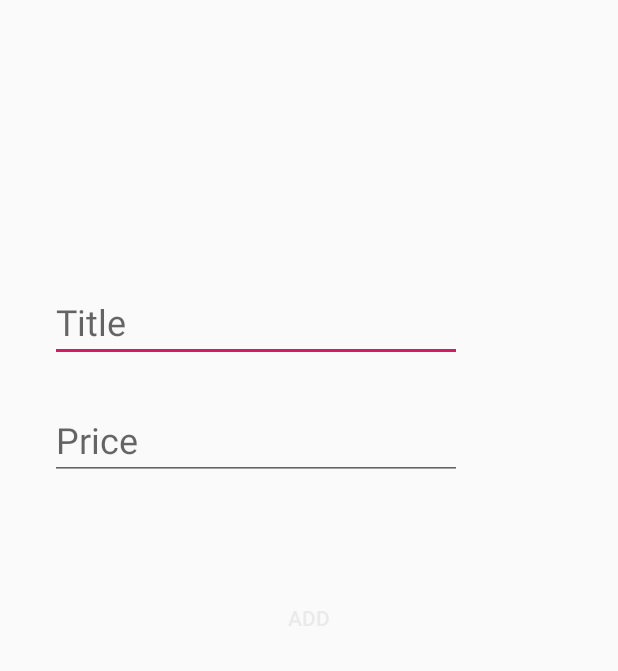
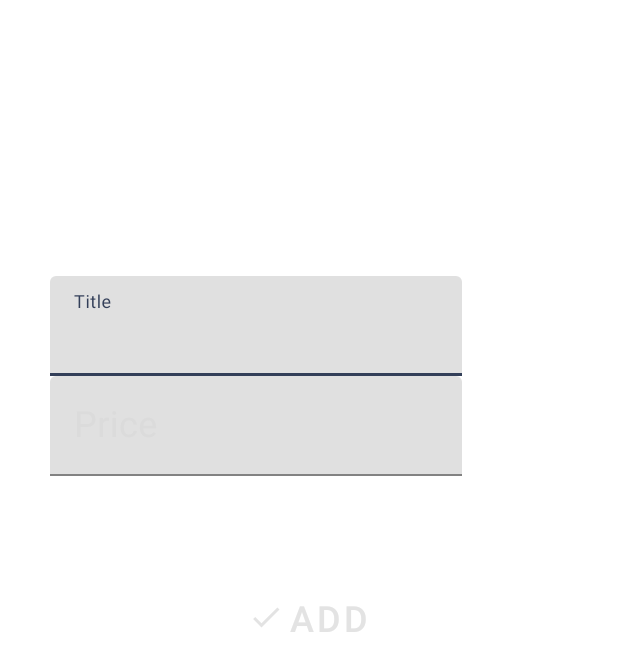
Before and after one commit to mitjukow/HelloWorld, an Android app: the AddItemActivity screen opened directly, with no data from a screen before it, on a phone screen of 412 x 824 dp. Shown: the top 671 px of the screen. Run offline under Robolectric (Android 15) with nearby library versions, the phone set to English and light mode, and no system bars.

Commit message:
Homework Material Design

```diff
--- a/app/build.gradle
+++ b/app/build.gradle
@@ -28,6 +28,6 @@ dependencies {
     implementation 'com.android.support:recyclerview-v7:28.0.0'
     implementation 'com.android.support:design:28.0.0'
     implementation 'com.squareup.okhttp3:logging-interceptor:4.0.0'
-    implementation 'com.squareup.retrofit2:retrofit:2.5.0'
+    implementation 'com.squareup.retrofit2:retrofit:2.6.0'
     implementation 'com.squareup.retrofit2:converter-gson:2.5.0'
 }
--- a/app/src/main/AndroidManifest.xml
+++ b/app/src/main/AndroidManifest.xml
@@ -27,7 +27,8 @@
             android:theme="@style/NoActionBarTheme"/>
         <activity
             android:name=".BudgetActivity"
-            android:label="@string/budgetTitle"/>
+            android:label="@string/budgetTitle"
+            android:theme="@style/NoActionBarTheme"/>
 
     </application>
 
--- a/app/src/main/java/com/mityukovalexander/helloworld/AddItemActivity.java
+++ b/app/src/main/java/com/mityukovalexander/helloworld/AddItemActivity.java
@@ -71,11 +71,7 @@ public class AddItemActivity extends AppCompatActivity {
     }
 
     private void changeTextColorButton(){
-        if (!TextUtils.isEmpty(title) && !TextUtils.isEmpty(price)) {
-            addButton.setTextColor(ContextCompat.getColor(this, R.color.addButtonTextColor));
-        } else {
-            addButton.setTextColor(ContextCompat.getColor(this, R.color.addButtonColorInactive));
-        }
+        addButton.setEnabled(!TextUtils.isEmpty(title) && !TextUtils.isEmpty(price));
     }
 
 }
--- /dev/null
+++ b/app/src/main/res/color/add_button_color.xml
@@ -0,0 +1,6 @@
+<?xml version="1.0" encoding="utf-8"?>
+<selector xmlns:android="http://schemas.android.com/apk/res/android">
+    <item android:color="@color/addButtonTextColor" android:state_enabled="true" />
+    <item android:color="@color/addButtonTextColor_disabled" android:state_enabled="false"></item>
+
+</selector>
--- /dev/null
+++ b/app/src/main/res/drawable/ic_add_white_24dp.xml
@@ -0,0 +1,5 @@
+<vector android:height="24dp" android:tint="#FFFFFF"
+    android:viewportHeight="24.0" android:viewportWidth="24.0"
+    android:width="24dp" xmlns:android="http://schemas.android.com/apk/res/android">
+    <path android:fillColor="#FF000000" android:pathData="M19,13h-6v6h-2v-6H5v-2h6V5h2v6h6v2z"/>
+</vector>
--- /dev/null
+++ b/app/src/main/res/drawable/ic_check_gray_24dp.xml
@@ -0,0 +1,5 @@
+<vector android:height="24dp" android:tint="#e3e3e3"
+    android:viewportHeight="24.0" android:viewportWidth="24.0"
+    android:width="24dp" xmlns:android="http://schemas.android.com/apk/res/android">
+    <path android:fillColor="#FF000000" android:pathData="M9,16.17L4.83,12l-1.42,1.41L9,19 21,7l-1.41,-1.41z"/>
+</vector>
--- /dev/null
+++ b/app/src/main/res/drawable/ic_check_green_24dp.xml
@@ -0,0 +1,5 @@
+<vector android:height="24dp" android:tint="#7ED321"
+    android:viewportHeight="24.0" android:viewportWidth="24.0"
+    android:width="24dp" xmlns:android="http://schemas.android.com/apk/res/android">
+    <path android:fillColor="#FF000000" android:pathData="M9,16.17L4.83,12l-1.42,1.41L9,19 21,7l-1.41,-1.41z"/>
+</vector>
--- a/app/src/main/res/layout/activity_additem.xml
+++ b/app/src/main/res/layout/activity_additem.xml
@@ -1,9 +1,9 @@
 <?xml version="1.0" encoding="utf-8"?>
-<RelativeLayout
-            xmlns:android="http://schemas.android.com/apk/res/android"
-            android:layout_width="match_parent"
-            android:layout_height="match_parent"
-            android:orientation="vertical">
+<RelativeLayout xmlns:android="http://schemas.android.com/apk/res/android"
+    xmlns:app="http://schemas.android.com/apk/res-auto"
+    android:layout_width="match_parent"
+    android:layout_height="match_parent"
+    android:orientation="vertical">
 
     <LinearLayout
         android:layout_width="match_parent"
@@ -15,31 +15,37 @@
         android:paddingEnd="@dimen/itemEnd"
         >
 
-
-        <EditText
-            android:id="@+id/titleText"
+        <android.support.design.widget.TextInputLayout
             android:layout_width="match_parent"
             android:layout_height="wrap_content"
             android:hint="@string/titleHint"
-            android:inputType="text"
-            android:textSize="@dimen/titleTextSize"
-            android:textColor="@color/titleTextColor"
-            />
+            android:textColorHint="@color/colorAccentGray">
+            <android.support.design.widget.TextInputEditText
+                android:id="@+id/titleText"
+                android:layout_width="match_parent"
+                android:layout_height="wrap_content"
+                android:textSize="24sp"
+                android:inputType="text"
+                android:textColor="@color/titleTextColor"/>
+        </android.support.design.widget.TextInputLayout>
 
-        <EditText
-            android:id="@+id/priceText"
+        <android.support.design.widget.TextInputLayout
             android:layout_width="match_parent"
             android:layout_height="wrap_content"
             android:hint="@string/priceHint"
-            android:inputType="number"
-            android:textSize="@dimen/priceTextSize"
-            android:layout_marginTop="@dimen/marginTop"
-            android:textColor="@color/titleTextColor"
-            />
+            android:textColorHint="@color/colorAccentGray">
+            <android.support.design.widget.TextInputEditText
+                android:id="@+id/priceText"
+                android:layout_width="match_parent"
+                android:layout_height="wrap_content"
+                android:textSize="24sp"
+                android:inputType="number"
+                android:textColor="@color/titleTextColor"/>
+        </android.support.design.widget.TextInputLayout>
 
     </LinearLayout>
 
-        <Button
+        <android.support.design.button.MaterialButton
             android:id="@+id/addButton"
             android:layout_width="wrap_content"
             android:layout_height="wrap_content"
@@ -47,8 +53,13 @@
             android:layout_centerVertical="true"
             android:background="@null"
             android:gravity="center"
-            android:textColor="@color/addButtonColorInactive"
             android:text="@string/addButtonText"
+            android:textSize="24sp"
+            android:enabled="false"
+            android:textColor="@color/add_button_color"
+            app:icon="@drawable/ic_check_green_24dp"
+            app:iconTint="@color/add_button_color"
+            style="@style/Widget.MaterialComponents.Button.TextButton"
             />
 
 </RelativeLayout>
--- a/app/src/main/res/values/colors.xml
+++ b/app/src/main/res/values/colors.xml
@@ -11,4 +11,6 @@
     <color name="dividerColor">#efefef</color>
     <color name="tabIndicatorColor">#D81B60</color>
     <color name="incomePriceColor">#7ed321</color>
+    <color name="colorAccentGray">#dbdbdb</color>
+    <color name="addButtonTextColor_disabled">#e3e3e3</color>
 </resources>
--- a/app/src/main/res/values/styles.xml
+++ b/app/src/main/res/values/styles.xml
@@ -1,12 +1,12 @@
 <resources>
 
-    <style name="AppTheme" parent="Theme.AppCompat.Light.DarkActionBar">
+    <style name="AppTheme" parent="Theme.MaterialComponents.Light.NoActionBar">
         <item name="colorPrimary">@color/colorPrimary</item>
         <item name="colorPrimaryDark">@color/colorPrimaryDark</item>
         <item name="colorAccent">@color/colorAccent</item>
     </style>
 
-    <style name="NoActionBarTheme" parent="Theme.AppCompat.Light.NoActionBar">
+    <style name="NoActionBarTheme" parent="Theme.MaterialComponents.Light.NoActionBar">
         <item name="colorPrimary">@color/colorPrimary</item>
         <item name="colorPrimaryDark">@color/colorPrimaryDark</item>
         <item name="colorAccent">@color/colorAccent</item>
```
Also changed, not shown: app/src/main/java/com/mityukovalexander/helloworld/BudgetActivity.java (+24 -3 lines), app/src/main/java/com/mityukovalexander/helloworld/BudgetFragment.java (+19 -14 lines), app/src/main/res/drawable/add_button_backgr.xml (added, +8 -0 lines), app/src/main/res/layout/activity_budget.xml (+30 -22 lines), app/src/main/res/layout/fragment_budget.xml (+8 -11 lines), app/src/main/res/values/strings.xml (+3 -5 lines), 1 other file.
